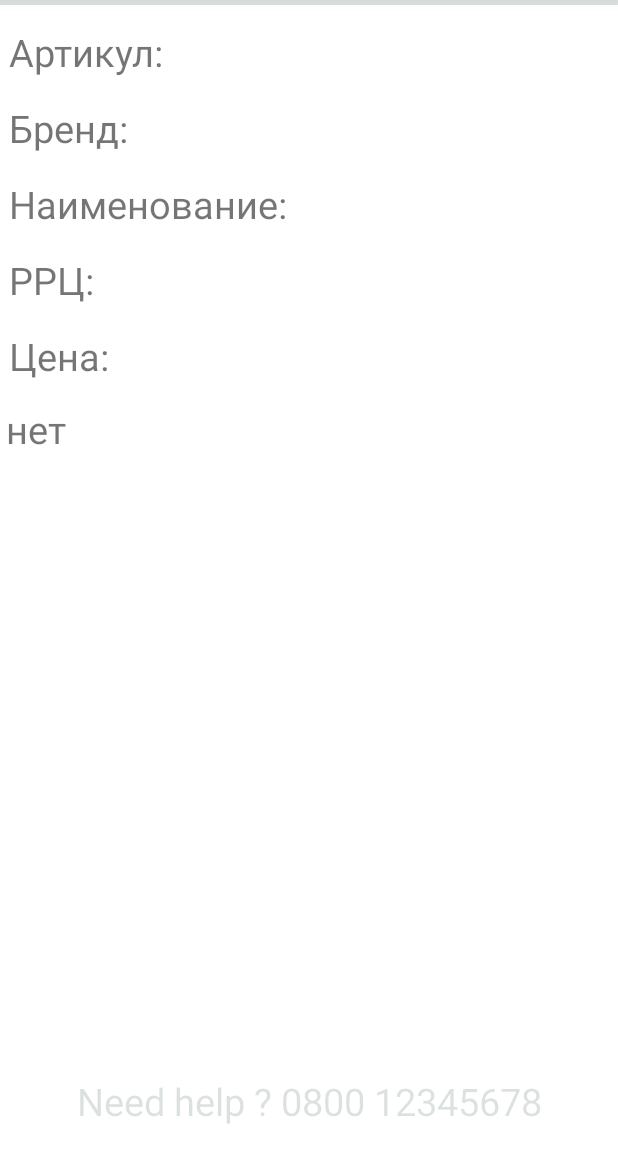
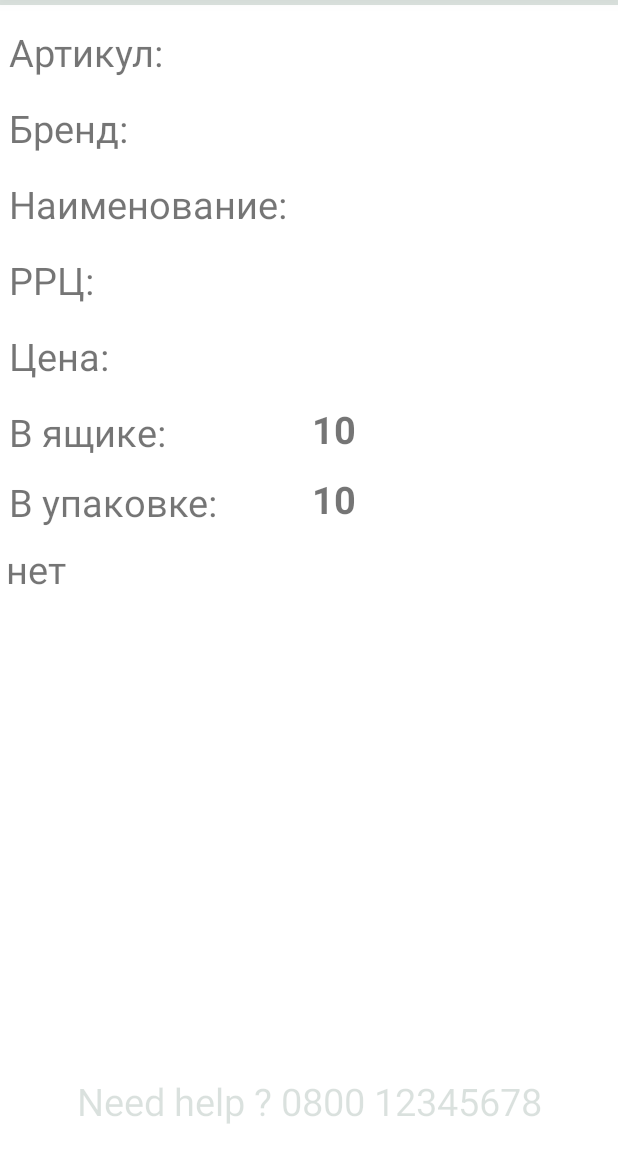
Before and after one commit to roman7767/GrandInstrument_test1, an Android app: the GoodsActivity screen opened directly, with no data from a screen before it, on a phone screen of 412 x 824 dp, the part 79-1236 px from its top. Run offline under Robolectric (Android 15) with nearby library versions, the phone set to English and light mode, and no system bars; 1 statement that could not run was skipped.

Commit message:
16.11.21

```diff
--- a/app/src/main/java/com/example/grandinstrument/GoodsActivity.java
+++ b/app/src/main/java/com/example/grandinstrument/GoodsActivity.java
@@ -32,6 +32,8 @@ public class GoodsActivity extends AppCompatActivity {
     private ContentResolver contentResolver;
     private Uri uri;
     private ImageView iv_good_of_week;
+    private TextView tvInBox;
+    private TextView tvInPackage;
 
     @Override
     protected void onCreate(Bundle savedInstanceState) {
@@ -57,6 +59,8 @@ public class GoodsActivity extends AppCompatActivity {
         present_cb = findViewById(R.id.present_cb);
         iv_good_of_week = findViewById(R.id.iv_good_of_week);
         uri = DataBaseContract.BASE_CONTENT_URI_GOODS;
+        tvInBox = findViewById(R.id.tvInBox);
+        tvInPackage = findViewById(R.id.tvInPackage);
 
         Intent intent = getIntent();
         if (intent != null){
@@ -92,6 +96,8 @@ public class GoodsActivity extends AppCompatActivity {
                     }else{
                         iv_good_of_week.setVisibility(View.GONE);
                     }
+                    tvInBox.setText(String.valueOf(cursor.getInt(cursor.getColumnIndex(DataBaseContract.R_GOODS.RG_BOX))));
+                    tvInPackage.setText(String.valueOf(cursor.getInt(cursor.getColumnIndex(DataBaseContract.R_GOODS.RG_PACKAGE))));
                 }
             }
 
--- a/app/src/main/res/layout/activity_goods.xml
+++ b/app/src/main/res/layout/activity_goods.xml
@@ -171,6 +171,53 @@
                 android:textStyle="bold" />
         </LinearLayout>
 
+       <LinearLayout
+            android:layout_width="match_parent"
+            android:layout_height="wrap_content"
+            android:layout_margin="4dp"
+            android:orientation="horizontal">
+
+            <TextView
+                android:layout_width="@dimen/width_name"
+                android:layout_height="wrap_content"
+                android:layout_margin="2dp"
+                android:text="В ящике:"
+                android:textSize="25sp" />
+
+        <TextView
+            android:id="@+id/tvInBox"
+            android:layout_width="match_parent"
+            android:layout_height="wrap_content"
+            android:gravity="left"
+            android:text="10"
+            android:maxWidth="100dp"
+            android:textSize="25sp"
+            android:textStyle="bold" />
+        </LinearLayout>
+
+        <LinearLayout
+            android:layout_width="match_parent"
+            android:layout_height="wrap_content"
+            android:layout_margin="4dp"
+            android:orientation="horizontal">
+
+            <TextView
+                android:layout_width="@dimen/width_name"
+                android:layout_height="wrap_content"
+                android:layout_margin="2dp"
+                android:text="В упаковке:"
+                android:textSize="25sp" />
+
+            <TextView
+                android:id="@+id/tvInPackage"
+                android:layout_width="match_parent"
+                android:layout_height="wrap_content"
+                android:gravity="left"
+                android:text="10"
+                android:textSize="25sp"
+                android:textStyle="bold" />
+        </LinearLayout>
+
 
         <TextView
             android:id="@+id/present_cb"
@@ -188,9 +235,10 @@
         android:layout_width="match_parent"
         android:layout_height="wrap_content"
         android:layout_marginBottom="20dp"
+        android:gravity="center_horizontal"
+        android:textAlignment="center"
         android:text="@string/maintenance_phone"
         android:textColor="@color/grand_color"
-        android:gravity="center_horizontal"
         android:textSize="25sp"
         app:layout_constraintBottom_toBottomOf="parent"
         app:layout_constraintEnd_toEndOf="parent"
```
Also changed, not shown: app/src/main/java/com/example/grandinstrument/GoodsListFragment.java (+14 -0 lines), app/src/main/java/com/example/grandinstrument/adapters/GoodsRecyclerViewCursorAdapter.java (+47 -13 lines).
